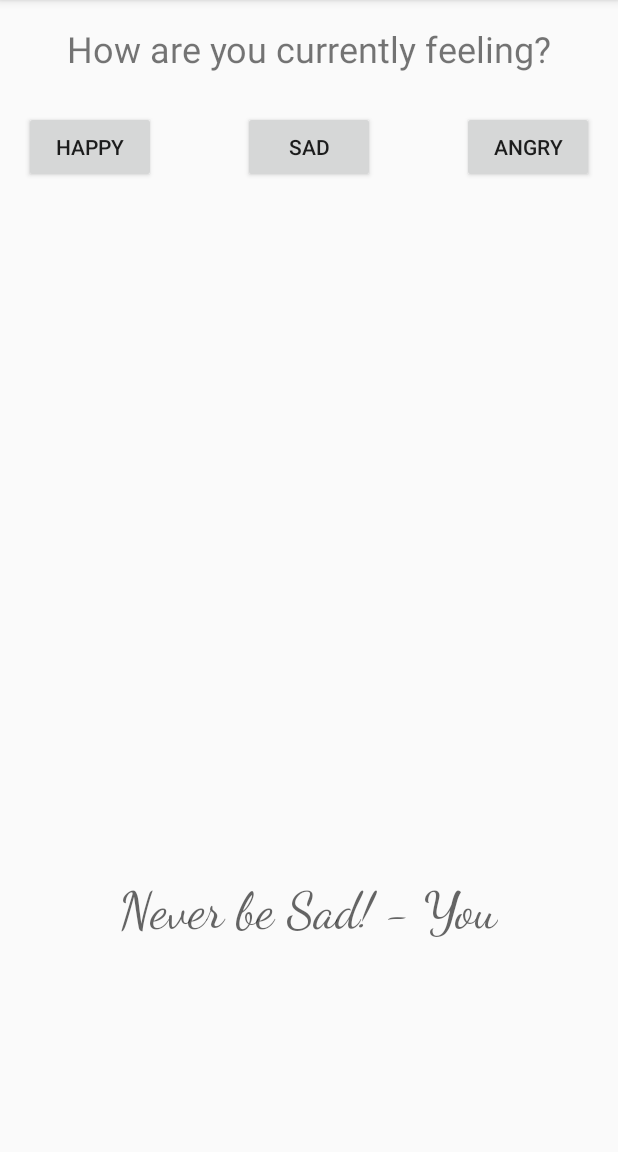
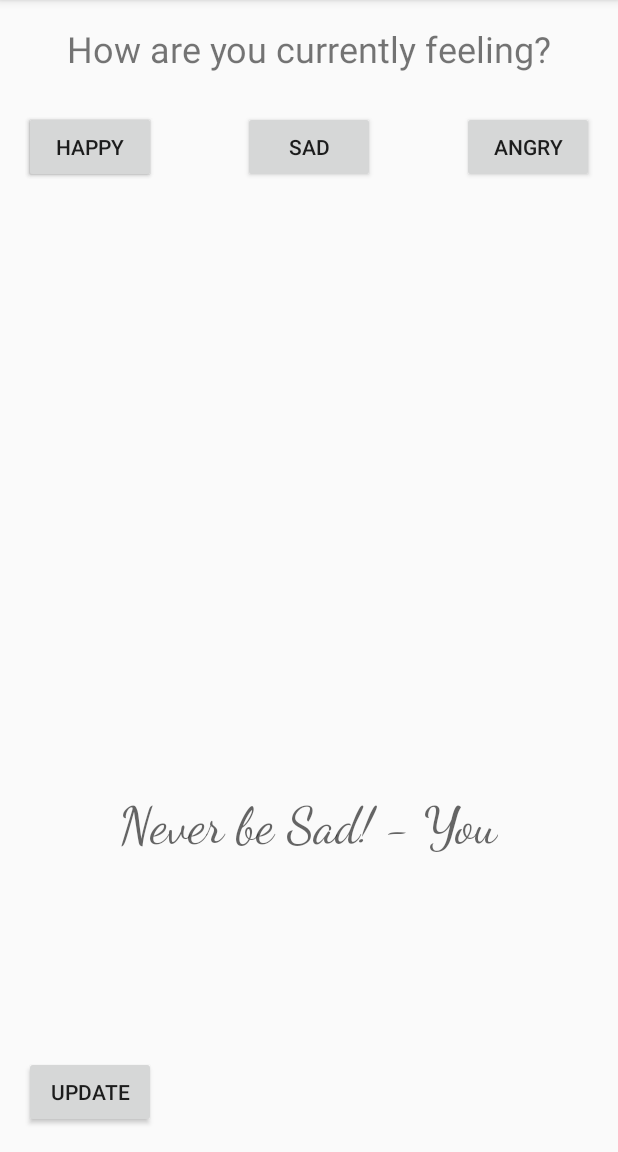
Before and after one commit to jonescr210/MoralReminders_CS499, an Android app: the screen it shows after launch (Moral_MainActivity), after a tap on "SAD", on a phone screen of 412 x 824 dp, the part 84-1236 px from its top. Run offline under Robolectric (Android 15) with nearby library versions, the phone set to English and light mode, and no system bars; 1 statement that could not run was skipped.

Commit message:
Update 2/9:  - ability to pull messages from online server is working!  - - shows server version number on update  - - imports new messages succesfully

```diff
--- a/app/src/main/AndroidManifest.xml
+++ b/app/src/main/AndroidManifest.xml
@@ -3,6 +3,7 @@
     package="cs499_uab_capstone_project.moralreminders">
 
     <uses-permission android:name="android.permission.WRITE_EXTERNAL_STORAGE" />
+    <uses-permission android:name="android.permission.INTERNET" />
     <application
         android:allowBackup="true"
         android:icon="@mipmap/ic_launcher"
--- a/app/src/main/java/cs499_uab_capstone_project/moralreminders/Moral_Database.java
+++ b/app/src/main/java/cs499_uab_capstone_project/moralreminders/Moral_Database.java
@@ -1,10 +1,21 @@
 package cs499_uab_capstone_project.moralreminders;
 
 import android.content.Context;
+import android.content.res.AssetFileDescriptor;
+import android.content.res.Resources;
 import android.database.Cursor;
 import android.database.sqlite.SQLiteDatabase;
 import android.database.sqlite.SQLiteOpenHelper;
+import android.os.AsyncTask;
 
+import java.io.BufferedReader;
+import java.io.FileNotFoundException;
+import java.io.FileReader;
+import java.io.IOException;
+import java.io.InputStream;
+import java.io.InputStreamReader;
+
+import static android.R.attr.data;
 import static android.R.attr.version;
 
 /**
@@ -13,12 +24,16 @@ import static android.R.attr.version;
 
 
 
-public class Moral_Database extends SQLiteOpenHelper{
+public class Moral_Database extends SQLiteOpenHelper {
 
     public static final String DATABASE_NAME = "Moral_database";
+    public static String DATABASE_FILE_PATH = "raw\\data.csv";
+    private static InputStream data_stream;
 
     public Moral_Database(Context context) {
         super(context, DATABASE_NAME, null, 1);
+        Resources res = context.getResources();
+        data_stream = res.openRawResource(R.raw.data);
     }
 
     @Override
@@ -30,20 +45,43 @@ public class Moral_Database extends SQLiteOpenHelper{
         myDatabase.execSQL("INSERT INTO Happy VALUES('Always be Happy!', 'Me')");
         myDatabase.execSQL("INSERT INTO Sad VALUES('Never be Sad!', 'You')");
         myDatabase.execSQL("INSERT INTO Angry VALUES('Angry is no good!', 'Some guy')");
+
+        BufferedReader reader;
+        try {
+            reader = new BufferedReader(new InputStreamReader(data_stream));
+            String line = "";
+            while ((line = reader.readLine()) != null) {
+                String[] messages = line.split("::");
+                System.out.println(messages);
+                myDatabase.execSQL("INSERT INTO Happy VALUES('" + messages[0] + "', '" + messages[1] + "')");
+            }
+        } catch (FileNotFoundException e) {
+            System.out.println("File not found!");
+            e.printStackTrace();
+        } catch (IOException e) {
+            e.printStackTrace();
+        }
     }
 
 
-    public String getMessage(String mood){
+    public String getMessage(String mood) {
         SQLiteDatabase myDatabase = this.getReadableDatabase();
         if (myDatabase != null) {
             String message = "";
-            Cursor result = myDatabase.rawQuery("Select * from " + mood, null);
+            Cursor result = myDatabase.rawQuery("Select * from " + mood + " ORDER BY RANDOM() LIMIT 1", null);
             result.moveToFirst();
             message = result.getString(0) + " - " + result.getString(1);
             return message;
+        } else {
+            return "Error! Database not found";
         }
-        else {
-            return "Error! Database not found";
+    }
+
+    public void updateDatabase(String mood, String message, String author){
+        SQLiteDatabase myDatabase = this.getWritableDatabase();
+        if (myDatabase != null){
+            myDatabase.execSQL("INSERT OR REPLACE into " + mood + " VALUES('" + message +
+            "', '" + author + "')");
         }
     }
 
--- a/app/src/main/java/cs499_uab_capstone_project/moralreminders/Moral_MainActivity.java
+++ b/app/src/main/java/cs499_uab_capstone_project/moralreminders/Moral_MainActivity.java
@@ -1,15 +1,34 @@
 package cs499_uab_capstone_project.moralreminders;
 
+import android.app.Dialog;
+import android.app.ProgressDialog;
+import android.content.Context;
+import android.os.AsyncTask;
 import android.support.v7.app.AppCompatActivity;
 import android.os.Bundle;
 import android.view.View;
 import android.widget.Button;
 import android.widget.TextView;
+import android.widget.Toast;
 
 import org.w3c.dom.Text;
 
+import java.io.BufferedReader;
+import java.io.File;
+import java.io.FileInputStream;
+import java.io.FileNotFoundException;
+import java.io.FileOutputStream;
+import java.io.IOException;
+import java.io.InputStream;
+import java.io.InputStreamReader;
+import java.net.HttpURLConnection;
+import java.net.MalformedURLException;
+import java.net.URL;
+import java.util.ArrayList;
+
 public class Moral_MainActivity extends AppCompatActivity {
 
+    private String version = "";
     @Override
     protected void onCreate(Bundle savedInstanceState) {
         super.onCreate(savedInstanceState);
@@ -20,26 +39,128 @@ public class Moral_MainActivity extends AppCompatActivity {
         final Button happyButton = (Button) findViewById(R.id.happyButton);
         final Button sadButton = (Button) findViewById(R.id.sadButton);
         final Button angryButton = (Button) findViewById(R.id.angryButton);
+        final Button updateButton = (Button) findViewById(R.id.update_button);
 
         final TextView messageText = (TextView) findViewById(R.id.moral_message);
+        final TextView versionNumber = (TextView) findViewById(R.id.version_number);
+        versionNumber.setText(getVersionText(moralDatabase));
 
-        happyButton.setOnClickListener(new View.OnClickListener(){
-            public void onClick(View v){
+        happyButton.setOnClickListener(new View.OnClickListener() {
+            public void onClick(View v) {
                 String message = moralDatabase.getMessage("Happy");
                 messageText.setText(message);
             }
         });
-        sadButton.setOnClickListener(new View.OnClickListener(){
-            public void onClick(View v){
+        sadButton.setOnClickListener(new View.OnClickListener() {
+            public void onClick(View v) {
                 String message = moralDatabase.getMessage("Sad");
                 messageText.setText(message);
             }
         });
-        angryButton.setOnClickListener(new View.OnClickListener(){
-            public void onClick(View v){
+        angryButton.setOnClickListener(new View.OnClickListener() {
+            public void onClick(View v) {
                 String message = moralDatabase.getMessage("Angry");
                 messageText.setText(message);
             }
         });
+
+        updateButton.setOnClickListener(new View.OnClickListener() {
+            public void onClick(View v) {
+                getWebMessages(moralDatabase);
+            }
+        });
+    }
+    public String getVersionText(Moral_Database db){
+        try {
+            String filePath = "versionNumber.txt";
+            InputStream readVersion = openFileInput(filePath);
+            if (readVersion != null) {
+                InputStreamReader versionReader = new InputStreamReader(readVersion);
+                BufferedReader br = new BufferedReader(versionReader);
+                version = br.readLine();
+            }
+        } catch (FileNotFoundException e) {
+            Toast.makeText(getApplicationContext(), "Unable to determine version number - updating list!", Toast.LENGTH_LONG);
+            getWebMessages(db);
+            e.printStackTrace();
+        } catch (IOException e) {
+            e.printStackTrace();
+        }
+        return version;
+    }
+
+    public void getWebMessages(Moral_Database db){
+        Message_Parser webParser = new Message_Parser(db);
+        webParser.execute("https://www.dropbox.com/s/l5gevxyctba08xv/data.txt?raw=1");
+    }
+
+    private class Message_Parser extends AsyncTask<String, String, String> {
+
+        ProgressDialog pd;
+        Moral_Database db;
+
+        public Message_Parser(Moral_Database database){
+            db = database;
+        }
+
+        protected void onPreExecute() {
+            super.onPreExecute();
+            pd = new ProgressDialog(Moral_MainActivity.this);
+            pd.setMessage("Retrieving new messages, please wait...");
+            pd.setCancelable(false);
+            pd.show();
+        }
+
+        protected  void onPostExecute(String result){
+            TextView versionNumber = (TextView) findViewById(R.id.version_number);
+            getVersionText(db);
+            versionNumber.setText(version);
+            super.onPostExecute(result);
+            if (pd.isShowing()){
+                pd.dismiss();
+            }
+            Toast.makeText(getApplicationContext(), "Done!", Toast.LENGTH_SHORT);
+        }
+
+        @Override
+        protected String doInBackground(String... params) {
+            HttpURLConnection connection = null;
+            BufferedReader reader;
+
+            try
+            {
+                URL url = new URL(params[0]);
+                connection = (HttpURLConnection) url.openConnection();
+                connection.connect();
+
+                InputStream stream = connection.getInputStream();
+                reader = new BufferedReader(new InputStreamReader(stream));
+
+                String line = reader.readLine();
+                FileOutputStream outputStream;
+                if (!(line.equals(getVersionText(db))))
+                {
+                    try  {
+                        outputStream = openFileOutput("versionNumber.txt", Context.MODE_PRIVATE);
+                        outputStream.write(line.getBytes());
+                        outputStream.close();
+                    } catch (Exception e){
+                        e.printStackTrace();
+                    }
+
+                    while ((line = reader.readLine()) != null) {
+                        System.out.println(line);
+                        String[] values = line.split("::");
+                        db.updateDatabase(values[2], values[0], values[1]);
+                    }
+
+                }
+            } catch (MalformedURLException e) {
+                    e.printStackTrace();
+            } catch (IOException e) {
+                    e.printStackTrace();
+            }
+            return null;
+        }
     }
 }
--- a/app/src/main/res/layout/activity_moral__main.xml
+++ b/app/src/main/res/layout/activity_moral__main.xml
@@ -9,6 +9,15 @@
     android:paddingRight="@dimen/activity_horizontal_margin"
     android:paddingTop="@dimen/activity_vertical_margin"
     tools:context="cs499_uab_capstone_project.moralreminders.Moral_MainActivity">
+
+    <Button
+        android:text="@string/happy"
+        android:layout_width="wrap_content"
+        android:layout_height="wrap_content"
+        android:id="@+id/button"
+        android:layout_below="@+id/textView2"
+        android:layout_alignParentStart="true"
+        android:layout_marginTop="25dp" />
 
     <Button
         android:text="@string/sad"
@@ -46,14 +55,30 @@
         android:layout_alignParentStart="true"
         android:layout_marginTop="25dp" />
 
+    <Button
+        android:text="Update"
+        android:layout_width="wrap_content"
+        android:layout_height="wrap_content"
+        android:layout_alignParentBottom="true"
+        android:layout_alignEnd="@+id/button"
+        android:id="@+id/update_button" />
+
+    <TextView
+        android:text="N/A"
+        android:layout_width="wrap_content"
+        android:layout_height="wrap_content"
+        android:layout_above="@+id/update_button"
+        android:layout_alignStart="@+id/textView2"
+        android:id="@+id/version_number" />
+
     <TextView
         android:text="@string/message_goes_here"
         android:layout_width="wrap_content"
         android:layout_height="wrap_content"
-        android:layout_alignParentBottom="true"
-        android:layout_centerHorizontal="true"
-        android:layout_marginBottom="124dp"
+        android:layout_marginBottom="113dp"
         android:id="@+id/moral_message"
         android:textAppearance="@style/TextAppearance.AppCompat.Display1"
-        android:fontFamily="cursive" />
+        android:fontFamily="cursive"
+        android:layout_above="@+id/version_number"
+        android:layout_centerHorizontal="true" />
 </RelativeLayout>
```
